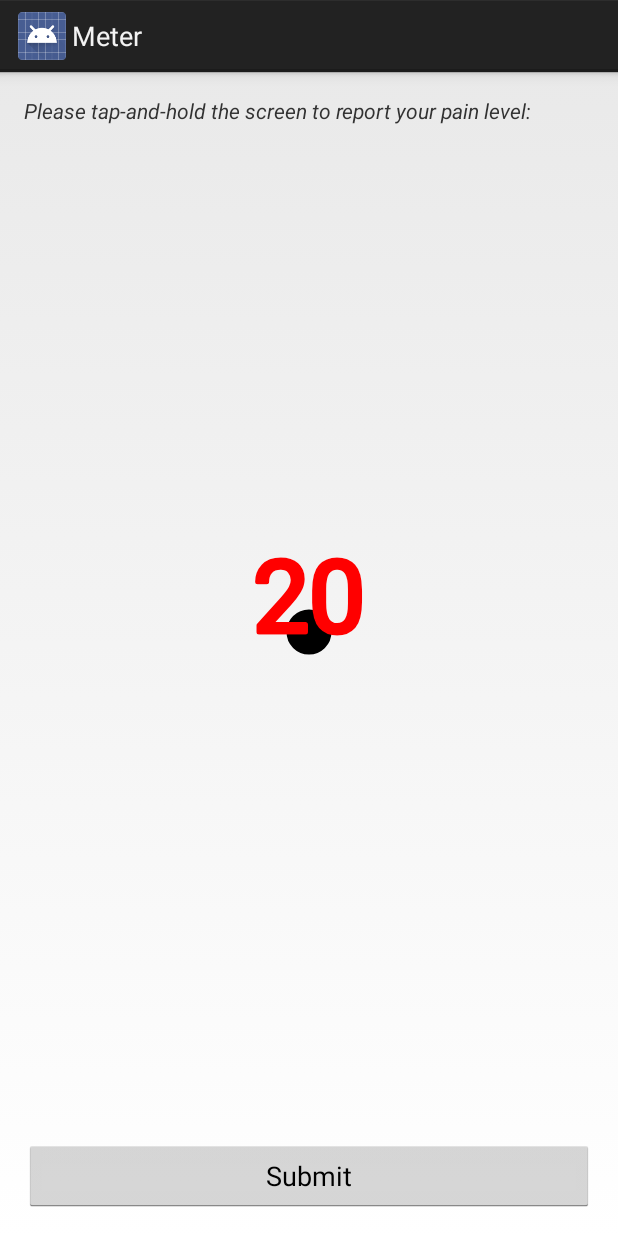
After one commit to philadams-zz/Meter, an Android app: the layout activity_suureta.xml on its own in the app's theme, with its tools: preview values and no code run, on a phone screen of 412 x 824 dp. The commit adds this screen. Run offline under Robolectric (Android 15) with nearby library versions, the phone set to English and light mode, and no system bars.

Commit message:
add Suureta meter to Meter

```diff
--- /dev/null
+++ b/app/src/main/java/edu/cornell/idl/meter/SuuretaCircleView.java
@@ -0,0 +1,96 @@
+package edu.cornell.idl.meter;
+
+import android.content.Context;
+import android.graphics.Canvas;
+import android.graphics.Color;
+import android.graphics.Paint;
+import android.os.Handler;
+import android.util.AttributeSet;
+import android.view.MotionEvent;
+import android.view.View;
+
+
+/**
+ * A circle for the Suureta meter that grows when the screen is touched.
+ */
+public class SuuretaCircleView extends View {
+  private final int paintColor = Color.BLACK;
+  private final int refreshRate = 5;  // smaller values grow suureta more quickly
+  private Paint paint;
+  private int radius;
+  private Handler mHandler;
+  private Runnable mGrow;
+
+  public SuuretaCircleView(Context context, AttributeSet attrs) {
+    super(context, attrs);
+    setFocusable(true);
+    setFocusableInTouchMode(true);
+    init();
+  }
+
+  private void init() {
+    paint = new Paint();
+    paint.setColor(paintColor);
+    paint.setAntiAlias(true);
+    paint.setStrokeWidth(5);
+    paint.setStyle(Paint.Style.FILL_AND_STROKE);
+    paint.setStrokeJoin(Paint.Join.ROUND);
+    paint.setStrokeCap(Paint.Cap.ROUND);
+    paint.setTextSize(100);
+    paint.setTextAlign(Paint.Align.CENTER);
+    radius = 20;
+    mGrow = new Runnable() {
+      @Override
+      public void run() {
+        radius += 2;
+        mHandler.postDelayed(this, 10);
+        postInvalidate();
+      }
+    };
+  }
+
+  @Override
+  protected void onDraw(Canvas canvas) {
+    int centerX = canvas.getWidth() / 2;
+    int centerY = canvas.getHeight() / 2;
+    paint.setColor(Color.BLACK);
+    canvas.drawCircle(centerX, centerY, radius, paint);
+    paint.setColor(Color.RED);
+    canvas.drawText(Integer.toString(radius), centerX, centerY, paint);
+  }
+
+  @Override
+  public boolean onTouchEvent(MotionEvent event) {
+    float pointX = event.getX();
+    float pointY = event.getY();
+
+    switch(event.getAction()) {
+      case MotionEvent.ACTION_DOWN:
+        mHandler = new Handler();
+        mHandler.postDelayed(mGrow, refreshRate);
+        break;
+      case MotionEvent.ACTION_UP:
+        if (mHandler == null) return true;
+        mHandler.removeCallbacks(mGrow);
+        mHandler = null;
+        break;
+      default:
+        return false;
+    }
+
+    postInvalidate();  // indicate view should be redrawn
+    return true;  // indicate touch has been consumed
+  }
+
+  @Override
+  protected void onMeasure(int widthMeasureSpec, int heightMeasureSpec) {
+    super.onMeasure(widthMeasureSpec, heightMeasureSpec);
+    int width = getMeasuredWidth();
+    int height = getMeasuredHeight();
+    setMeasuredDimension(100, 100);
+  }
+
+  public int getRadius() {
+    return this.radius;
+  }
+}
--- /dev/null
+++ b/app/src/main/res/layout/activity_suureta.xml
@@ -0,0 +1,42 @@
+<LinearLayout xmlns:android="http://schemas.android.com/apk/res/android"
+    xmlns:tools="http://schemas.android.com/tools"
+    android:layout_width="match_parent"
+    android:layout_height="match_parent"
+    android:orientation="vertical"
+    android:paddingLeft="@dimen/activity_horizontal_margin"
+    android:paddingRight="@dimen/activity_horizontal_margin"
+    android:paddingTop="@dimen/activity_vertical_margin"
+    android:paddingBottom="@dimen/activity_vertical_margin"
+    tools:context="edu.cornell.idl.meter.VASActivity">
+
+  <TextView
+      android:text="@string/suureta_prompt"
+      android:layout_width="wrap_content"
+      android:layout_height="wrap_content"
+      android:textStyle="italic"/>
+
+  <RelativeLayout
+      android:layout_width="fill_parent"
+      android:layout_height="0dp"
+      android:layout_weight="1">
+
+    <edu.cornell.idl.meter.SuuretaCircleView
+        android:id="@+id/suureta_circle_view"
+        android:layout_width="wrap_content"
+        android:layout_height="wrap_content"
+        android:layout_centerInParent="true"
+        android:layout_alignParentTop="true"
+        android:layout_alignParentRight="true"
+        android:layout_alignParentBottom="true"
+        android:layout_alignParentLeft="true"/>
+
+  </RelativeLayout>
+
+  <Button
+      android:id="@+id/suureta_button_submit"
+      android:text="@string/button_submit_response"
+      android:layout_width="match_parent"
+      android:layout_height="wrap_content"
+      android:layout_gravity="center"/>
+
+</LinearLayout>
```
Also changed, not shown: app/src/main/AndroidManifest.xml (+10 -0 lines), app/src/main/java/edu/cornell/idl/meter/SuuretaActivity.java (+8 -6 lines).
